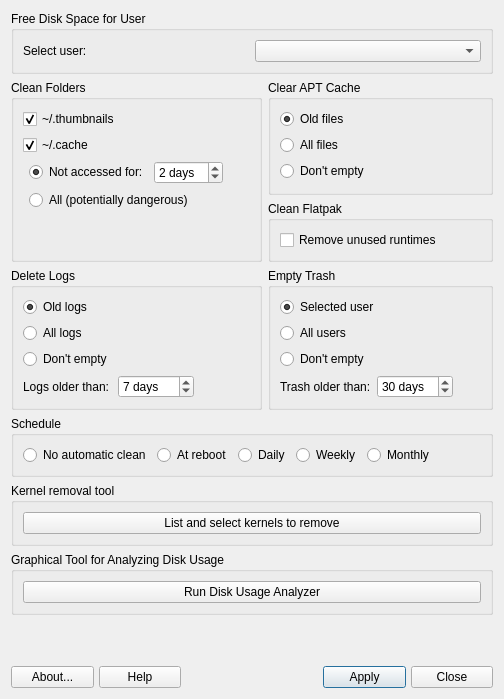
MX-Linux/mx-cleanup, file mainwindow.ui: the form before one commit.
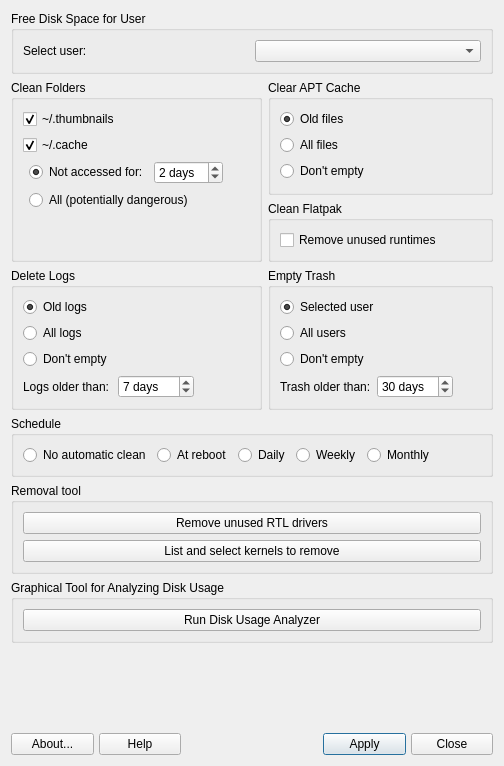
The form after the commit. Icons and pictures are not drawn.

The edit to the form file:
```diff
--- a/mainwindow.ui
+++ b/mainwindow.ui
@@ -7,7 +7,7 @@
     <x>0</x>
     <y>0</y>
     <width>504</width>
-    <height>699</height>
+    <height>766</height>
    </rect>
   </property>
   <property name="windowTitle">
@@ -661,9 +661,19 @@
    <item row="6" column="0" colspan="2">
     <widget class="QGroupBox" name="groupBoxKernel">
      <property name="title">
-      <string>Kernel removal tool</string>
+      <string>Removal tool</string>
      </property>
-     <layout class="QHBoxLayout" name="horizontalLayout_3">
+     <layout class="QVBoxLayout" name="verticalLayout_2">
+      <item>
+       <widget class="QPushButton" name="pushRTLremove">
+        <property name="text">
+         <string>Remove unused RTL drivers</string>
+        </property>
+        <property name="icon">
+         <iconset theme="list-remove"/>
+        </property>
+       </widget>
+      </item>
       <item>
        <widget class="QPushButton" name="pushKernel">
         <property name="sizePolicy">
```
Left out of the diff: 112 changed lines with no effect on the pictures.
